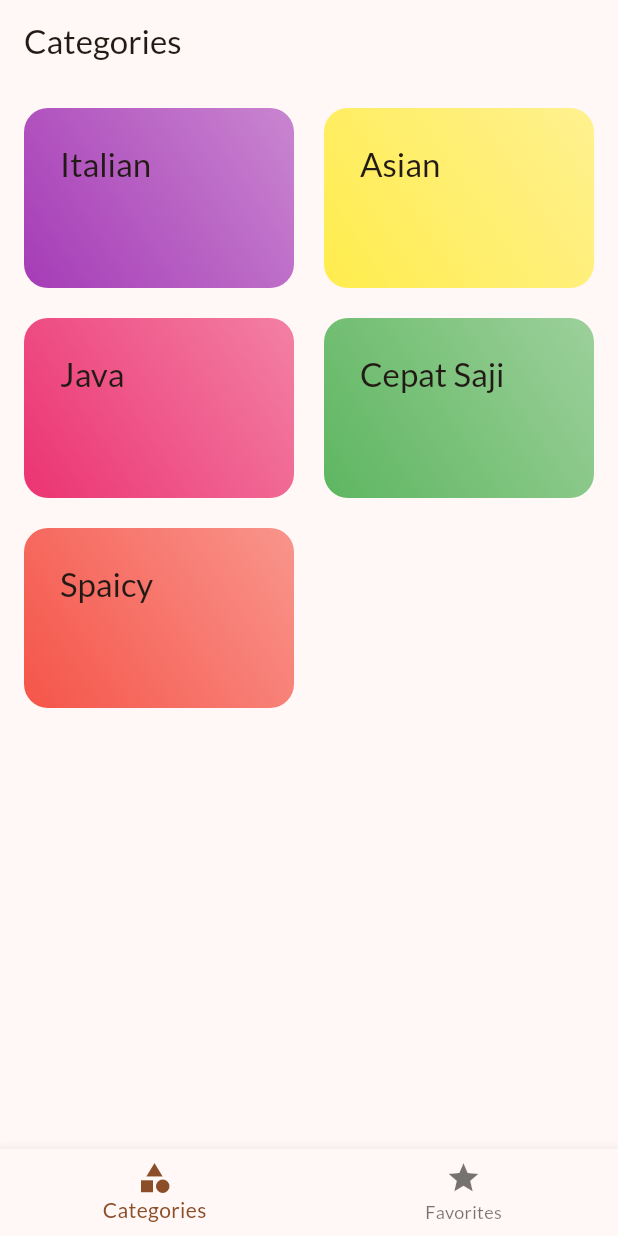
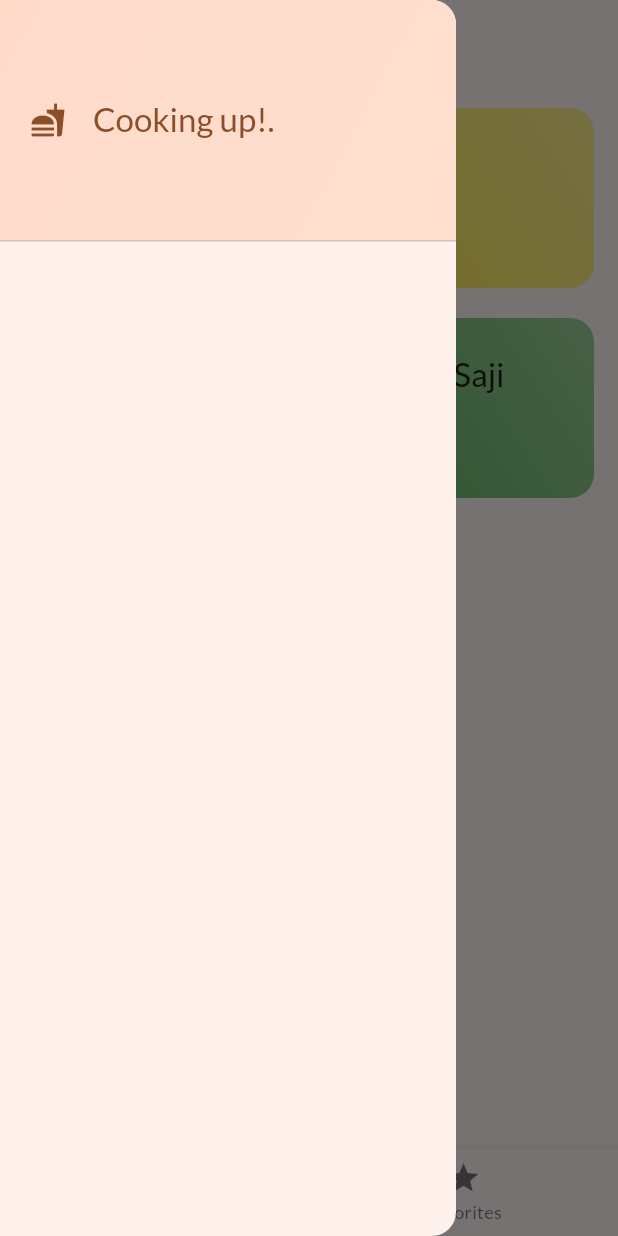
Before and after one commit to asruldev/flutter_101, a Flutter app: the screen it shows after launch, with the side drawer open (before the commit the screen has no drawer), on a phone screen of 412 x 824 dp. Run offline on Flutter 3.47's test engine with Material 2 defaults, Android fonts, the phone set to English and light mode, and no system bars; our stand-ins replace google_fonts, transparent_image.

Commit message:
add drawer

```diff
--- a/lib/screens/tabs.dart
+++ b/lib/screens/tabs.dart
@@ -1,6 +1,7 @@
 import 'package:first_app/models/meals.dart';
 import 'package:first_app/screens/categories.dart';
 import 'package:first_app/screens/meals.dart';
+import 'package:first_app/widgets/main_drawer.dart';
 import 'package:flutter/material.dart';
 
 class TabsScreen extends StatefulWidget {
@@ -57,6 +58,7 @@ class _TabsScreenState extends State<TabsScreen> {
       appBar: AppBar(
         title: Text(activePageTitle),
       ),
+      drawer: const MainDrawer(),
       body: activePage,
       bottomNavigationBar: BottomNavigationBar(
         onTap: _selectPage,
--- /dev/null
+++ b/lib/widgets/main_drawer.dart
@@ -0,0 +1,37 @@
+import 'package:flutter/material.dart';
+
+class MainDrawer extends StatelessWidget {
+  const MainDrawer({super.key});
+
+  @override
+  Widget build(BuildContext context) {
+    return Drawer(
+      child: Column(
+        children: [
+          DrawerHeader(
+            padding: EdgeInsets.all(20),
+            decoration: BoxDecoration(
+              gradient: LinearGradient(
+                colors: [
+                  Theme.of(context).colorScheme.primaryContainer,
+                  Theme.of(context).colorScheme.primaryContainer.withOpacity(0.8),
+                ],
+                begin: Alignment.topLeft,
+                end: Alignment.bottomRight,
+              ),
+            ),
+            child: Row(
+              children: [
+                Icon(Icons.fastfood, color: Theme.of(context).colorScheme.primary,),
+                SizedBox(width: 18,),
+                Text('Cooking up!.', style: Theme.of(context).textTheme.titleLarge!.copyWith(
+                  color: Theme.of(context).colorScheme.primary
+                ),)
+              ],
+            ),
+          ),
+        ],
+      ),
+    );
+  }
+}
```
